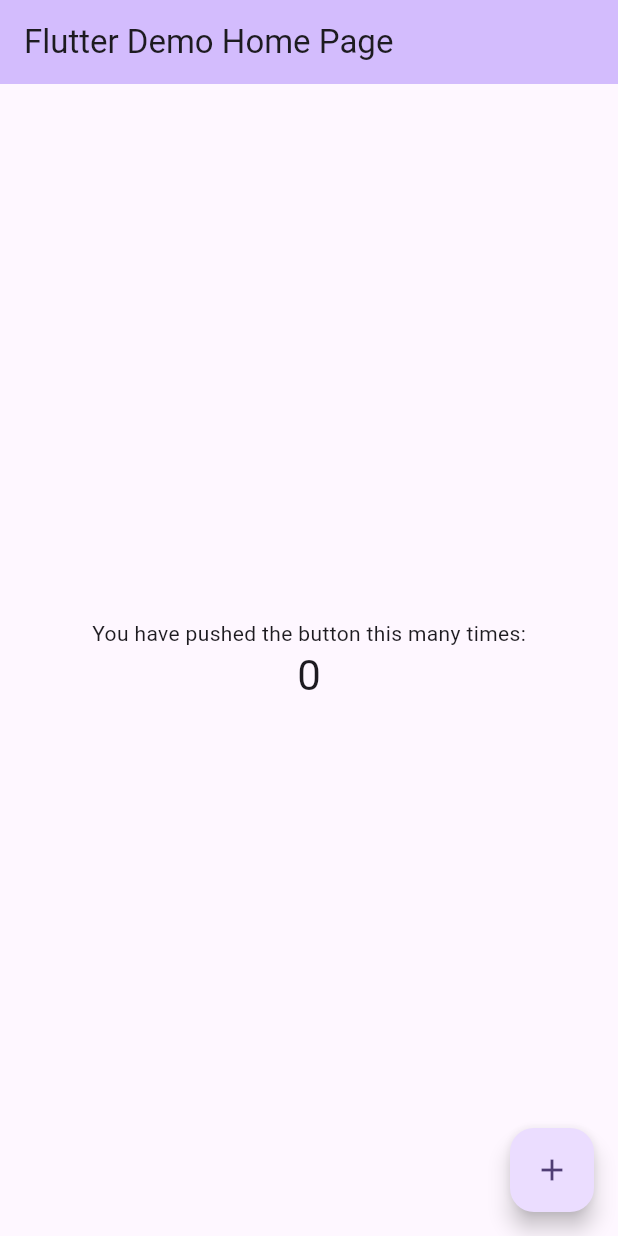
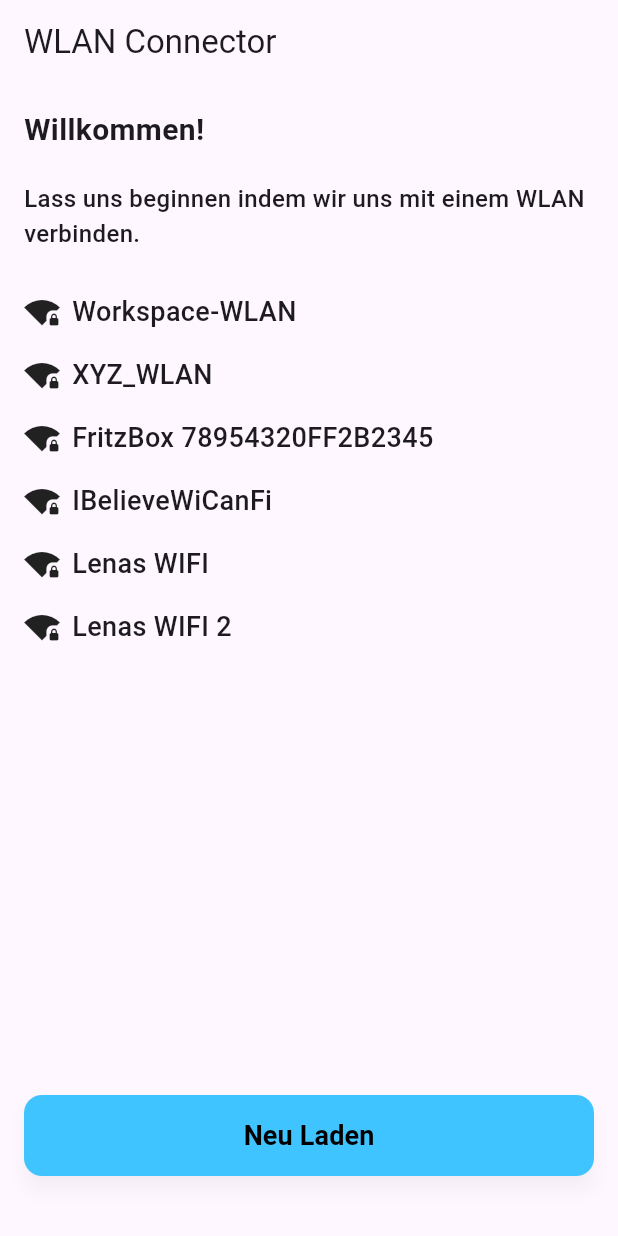
Before and after one commit to VladyslavaLila/wlan-connector, a Flutter app: the screen it shows after launch, on a phone screen of 412 x 824 dp. Run offline on Flutter 3.47's test engine with Material 3 defaults, Android fonts, the phone set to English and light mode, and no system bars.

Commit message:
Add basic UI for wifi connection page

```diff
--- a/wlan_connector/lib/main.dart
+++ b/wlan_connector/lib/main.dart
@@ -1,4 +1,5 @@
 import 'package:flutter/material.dart';
+import 'package:wlan_connector/wlan_connector_page.dart';
 
 void main() {
   runApp(const MyApp());
@@ -7,119 +8,15 @@
 class MyApp extends StatelessWidget {
   const MyApp({super.key});
 
-  // This widget is the root of your application.
   @override
   Widget build(BuildContext context) {
     return MaterialApp(
       title: 'Flutter Demo',
       theme: ThemeData(
-        // This is the theme of your application.
-        //
-        // TRY THIS: Try running your application with "flutter run". You'll see
-        // the application has a purple toolbar. Then, without quitting the app,
-        // try changing the seedColor in the colorScheme below to Colors.green
-        // and then invoke "hot reload" (save your changes or press the "hot
-        // reload" button in a Flutter-supported IDE, or press "r" if you used
-        // the command line to start the app).
-        //
-        // Notice that the counter didn't reset back to zero; the application
-        // state is not lost during the reload. To reset the state, use hot
-        // restart instead.
-        //
-        // This works for code too, not just values: Most code changes can be
-        // tested with just a hot reload.
         colorScheme: ColorScheme.fromSeed(seedColor: Colors.deepPurple),
         useMaterial3: true,
       ),
-      home: const MyHomePage(title: 'Flutter Demo Home Page'),
+      home: const WlanConnectorPage(),
     );
   }
 }
-
-class MyHomePage extends StatefulWidget {
-  const MyHomePage({super.key, required this.title});
-
-  // This widget is the home page of your application. It is stateful, meaning
-  // that it has a State object (defined below) that contains fields that affect
-  // how it looks.
-
-  // This class is the configuration for the state. It holds the values (in this
-  // case the title) provided by the parent (in this case the App widget) and
-  // used by the build method of the State. Fields in a Widget subclass are
-  // always marked "final".
-
-  final String title;
-
-  @override
-  State<MyHomePage> createState() => _MyHomePageState();
-}
-
-class _MyHomePageState extends State<MyHomePage> {
-  int _counter = 0;
-
-  void _incrementCounter() {
-    setState(() {
-      // This call to setState tells the Flutter framework that something has
-      // changed in this State, which causes it to rerun the build method below
-      // so that the display can reflect the updated values. If we changed
-      // _counter without calling setState(), then the build method would not be
-      // called again, and so nothing would appear to happen.
-      _counter++;
-    });
-  }
-
-  @override
-  Widget build(BuildContext context) {
-    // This method is rerun every time setState is called, for instance as done
-    // by the _incrementCounter method above.
-    //
-    // The Flutter framework has been optimized to make rerunning build methods
-    // fast, so that you can just rebuild anything that needs updating rather
-    // than having to individually change instances of widgets.
-    return Scaffold(
-      appBar: AppBar(
-        // TRY THIS: Try changing the color here to a specific color (to
-        // Colors.amber, perhaps?) and trigger a hot reload to see the AppBar
-        // change color while the other colors stay the same.
-        backgroundColor: Theme.of(context).colorScheme.inversePrimary,
-        // Here we take the value from the MyHomePage object that was created by
-        // the App.build method, and use it to set our appbar title.
-        title: Text(widget.title),
-      ),
-      body: Center(
-        // Center is a layout widget. It takes a single child and positions it
-        // in the middle of the parent.
-        child: Column(
-          // Column is also a layout widget. It takes a list of children and
-          // arranges them vertically. By default, it sizes itself to fit its
-          // children horizontally, and tries to be as tall as its parent.
-          //
-          // Column has various properties to control how it sizes itself and
-          // how it positions its children. Here we use mainAxisAlignment to
-          // center the children vertically; the main axis here is the vertical
-          // axis because Columns are vertical (the cross axis would be
-          // horizontal).
-          //
-          // TRY THIS: Invoke "debug painting" (choose the "Toggle Debug Paint"
-          // action in the IDE, or press "p" in the console), to see the
-          // wireframe for each widget.
-          mainAxisAlignment: MainAxisAlignment.center,
-          children: <Widget>[
-            const Text(
-              'You have pushed the button this many times:',
-            ),
-            Text(
-              '$_counter',
-              style: Theme.of(context).textTheme.headlineMedium,
-            ),
-          ],
-        ),
-      ),
-      floatingActionButton: FloatingActionButton(
-        onPressed: _incrementCounter,
-        tooltip: 'Increment',
-        child: const Icon(Icons.add),
-      ), // This trailing comma makes auto-formatting nicer for build methods.
-    );
-  }
-}
--- /dev/null
+++ b/wlan_connector/lib/model/connection_quality.dart
@@ -0,0 +1 @@
+enum ConnectionQuality { low, medium, heigh }
--- /dev/null
+++ b/wlan_connector/lib/model/wlan.dart
@@ -0,0 +1,9 @@
+import 'package:wlan_connector/model/connection_quality.dart';
+
+class Wlan {
+  Wlan({required this.name, required this.connectionQuality, required this.isLocked});
+
+  final String name;
+  final ConnectionQuality connectionQuality;
+  final bool isLocked;
+}
--- /dev/null
+++ b/wlan_connector/lib/widgets/wifi_tile.dart
@@ -0,0 +1,40 @@
+import 'package:flutter/material.dart';
+import 'package:wlan_connector/widgets/enter_password_dialog.dart';
+
+class WifiTile extends StatelessWidget {
+  final String name;
+
+  WifiTile({super.key, required this.name});
+
+  Future<void> _showTextFieldDialog(BuildContext context) async {
+    await showDialog(context: context, builder: (BuildContext context) => EnterPasswordDialog());
+  }
+
+  @override
+  Widget build(BuildContext context) {
+    return InkWell(
+      onTap: () async {
+        await _showTextFieldDialog(context);
+      },
+      child: Padding(
+        padding: const EdgeInsets.symmetric(vertical: 8),
+        child: Row(
+          children: [
+            Icon(Icons.wifi_lock_outlined),
+            // Icon(Icons.wifi_2_bar),
+            // Icon(Icons.signal_wifi_4_bar),
+            // Icon(Icons.signal_wifi_4_bar_lock_sharp),
+            const SizedBox(width: 8),
+            Text(
+              name,
+              style: TextStyle(
+                fontSize: 18,
+                fontWeight: FontWeight.w500,
+              ),
+            ),
+          ],
+        ),
+      ),
+    );
+  }
+}
--- /dev/null
+++ b/wlan_connector/lib/wlan_connector_page.dart
@@ -0,0 +1,112 @@
+import 'dart:math';
+
+import 'package:flutter/material.dart';
+import 'package:wlan_connector/model/connection_quality.dart';
+import 'package:wlan_connector/model/wlan.dart';
+import 'package:wlan_connector/widgets/wifi_tile.dart';
+
+class WlanConnectorPage extends StatefulWidget {
+  const WlanConnectorPage({super.key});
+
+  @override
+  State<WlanConnectorPage> createState() => _WlanConnectorPageState();
+}
+
+class _WlanConnectorPageState extends State<WlanConnectorPage> {
+  final List<Wlan> _wlanItems = [
+    Wlan(name: 'Workspace-WLAN', connectionQuality: ConnectionQuality.low, isLocked: true),
+    Wlan(name: 'XYZ_WLAN', connectionQuality: ConnectionQuality.medium, isLocked: true),
+    Wlan(name: 'FritzBox 78954320FF2B2345', connectionQuality: ConnectionQuality.heigh, isLocked: false),
+    Wlan(name: 'IBelieveWiCanFi', connectionQuality: ConnectionQuality.heigh, isLocked: true),
+    Wlan(name: 'Lenas WIFI', connectionQuality: ConnectionQuality.heigh, isLocked: false),
+    Wlan(name: 'Lenas WIFI 2', connectionQuality: ConnectionQuality.low, isLocked: true),
+    Wlan(name: 'The BestWIFI', connectionQuality: ConnectionQuality.heigh, isLocked: false),
+  ];
+
+  List<Wlan> _displayedItems = [
+    Wlan(name: 'Workspace-WLAN', connectionQuality: ConnectionQuality.low, isLocked: true),
+    Wlan(name: 'XYZ_WLAN', connectionQuality: ConnectionQuality.medium, isLocked: true),
+    Wlan(name: 'FritzBox 78954320FF2B2345', connectionQuality: ConnectionQuality.heigh, isLocked: false),
+    Wlan(name: 'IBelieveWiCanFi', connectionQuality: ConnectionQuality.heigh, isLocked: true),
+    Wlan(name: 'Lenas WIFI', connectionQuality: ConnectionQuality.heigh, isLocked: false),
+    Wlan(name: 'Lenas WIFI 2', connectionQuality: ConnectionQuality.low, isLocked: true),
+  ];
+
+  bool isLoading = false;
+
+  void _shuffleAndDisplay() async {
+    isLoading = true;
+    setState(() {});
+    await Future.delayed(const Duration(seconds: 1));
+    _wlanItems.shuffle();
+
+    int randomItemCount = Random().nextBool() ? 6 : 8;
+
+    setState(() {
+      _displayedItems = _wlanItems.take(randomItemCount).toList();
+    });
+    isLoading = false;
+  }
+
+  @override
+  Widget build(BuildContext context) {
+    return Scaffold(
+      appBar: AppBar(
+        title: Text('WLAN Connector', style: Theme.of(context).appBarTheme.titleTextStyle),
+      ),
+      body: Padding(
+        padding: const EdgeInsets.all(16),
+        child: Column(
+          crossAxisAlignment: CrossAxisAlignment.start,
+          children: [
+            const Text(
+              'Willkommen!',
+              style: TextStyle(fontSize: 20, fontWeight: FontWeight.w700),
+            ),
+            const SizedBox(height: 20),
+            const Text(
+              'Lass uns beginnen indem wir uns mit einem WLAN verbinden.',
+              style: TextStyle(fontSize: 16, fontWeight: FontWeight.w500),
+            ),
+            const SizedBox(height: 20),
+            Expanded(
+              child: ListView.builder(
+                itemCount: _displayedItems.length,
+                itemBuilder: (context, index) => WifiTile(name: _displayedItems[index].name),
+              ),
+            ),
+            const SizedBox(height: 20),
+            Padding(
+              padding: const EdgeInsets.only(bottom: 24),
+              child: SizedBox(
+                width: double.infinity,
+                child: ElevatedButton(
+                  onPressed: _shuffleAndDisplay,
+                  style: ElevatedButton.styleFrom(
+                    padding: const EdgeInsets.symmetric(vertical: 14, horizontal: 32),
+                    backgroundColor: Colors.lightBlueAccent,
+                    shape: RoundedRectangleBorder(
+                      borderRadius: BorderRadius.circular(12),
+                    ),
+                    shadowColor: Colors.black.withOpacity(0.2),
+                    elevation: 5,
+                  ),
+                  child: isLoading
+                      ? const CircularProgressIndicator(color: Colors.black)
+                      : const Text(
+                          'Neu Laden',
+                          style: TextStyle(
+                            color: Colors.black,
+                            fontSize: 18,
+                            fontWeight: FontWeight.w600,
+                          ),
+                        ),
+                ),
+              ),
+            ),
+          ],
+        ),
+      ),
+    );
+  }
+}
```
Also changed, not shown: wlan_connector/lib/widgets/enter_password_dialog.dart (added, +60 -0 lines).
